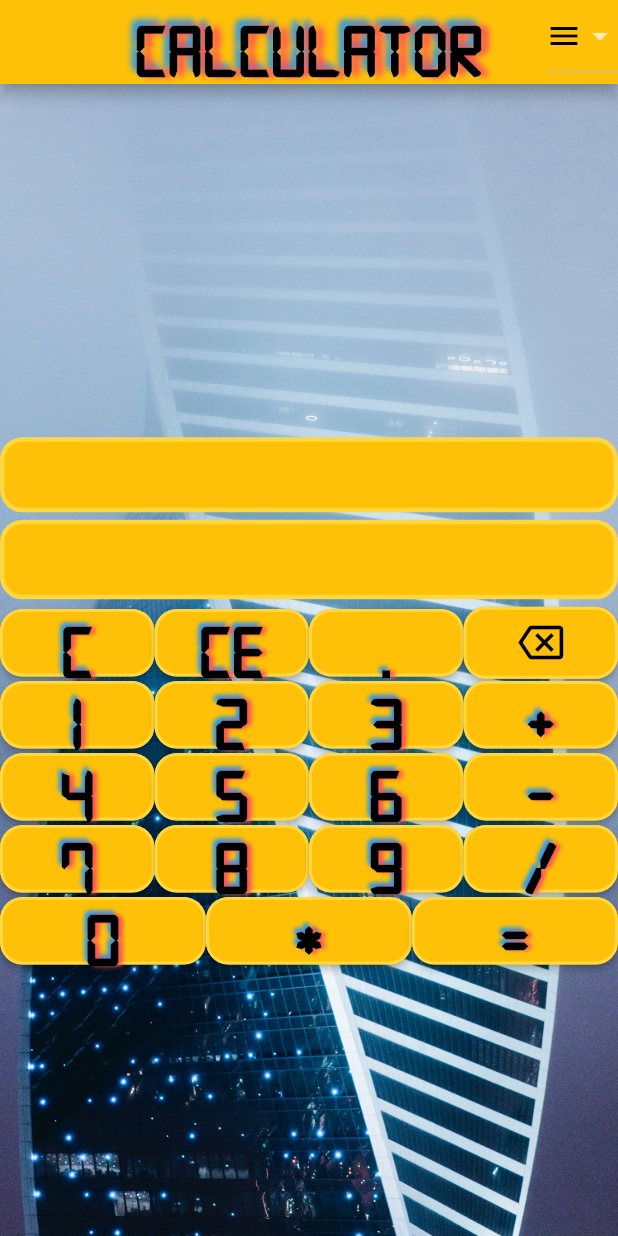
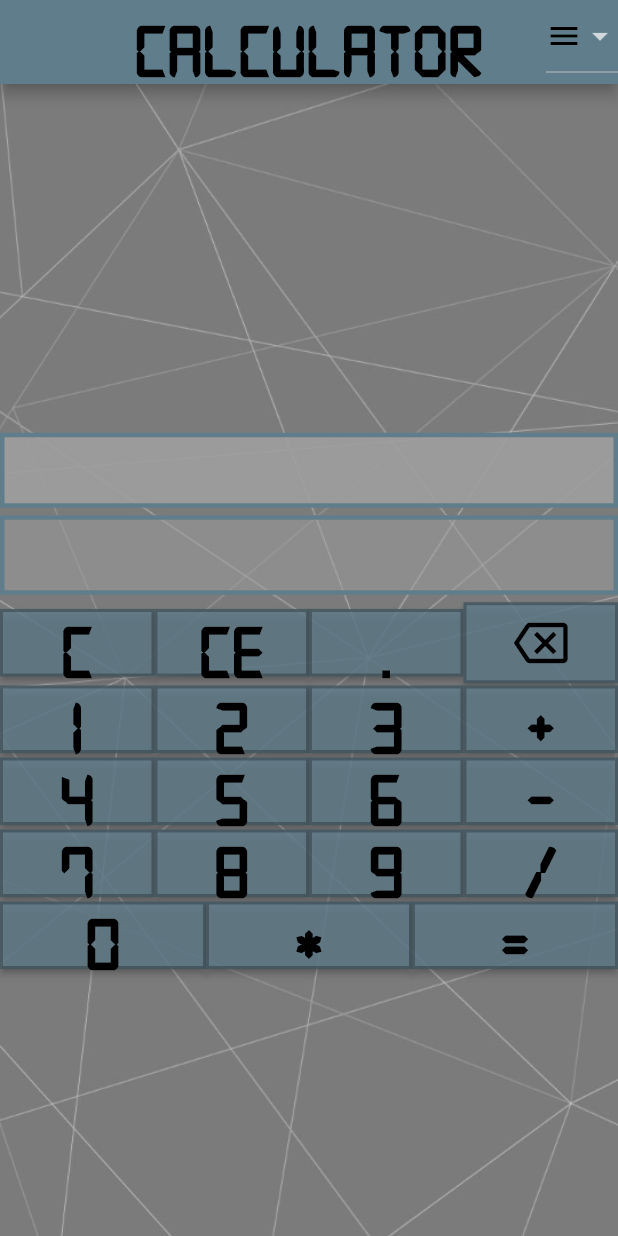
Before and after one commit to TafkaMax/ConnectFoo, a Flutter app: the screen it shows after launch, on a phone screen of 412 x 824 dp. Run offline on Flutter 3.47's test engine with Material 2 defaults, Android fonts, the light colour scheme and no system bars.

Commit message:
Changed UI color scheme to be more serious

```diff
--- a/calculatorapp/lib/main.dart
+++ b/calculatorapp/lib/main.dart
@@ -16,17 +16,17 @@ class CalculatorApp extends StatelessWidget {
       theme: ThemeData(
         fontFamily: 'Digital7',
         brightness: Brightness.dark,
-        primaryColor: Colors.amber,
-        accentColor: Colors.redAccent,
+        primaryColor: Colors.blueGrey,
+        accentColor: Colors.blueAccent,
         disabledColor: Colors.grey,
         elevatedButtonTheme: ElevatedButtonThemeData(
           style: ElevatedButton.styleFrom(
-            primary: Colors.amber,
+            primary: Colors.blueGrey.withOpacity(0.8),
             shape: RoundedRectangleBorder(
-              borderRadius: BorderRadius.circular(15),
+              borderRadius: BorderRadius.circular(0),
             ),
             side: BorderSide(
-              color: Colors.amberAccent,
+              color: Colors.black26,
               width: 2,
               style: BorderStyle.solid,
             ),
@@ -39,16 +39,16 @@ class CalculatorApp extends StatelessWidget {
             fontWeight: FontWeight.bold,
             color: Colors.black,
             shadows: [
-              Shadow(
-                color: Colors.blue,
-                offset: Offset.fromDirection(4, 5.0),
-                blurRadius: 5.0,
-              ),
-              Shadow(
-                color: Colors.redAccent,
-                offset: Offset.fromDirection(0, 5.0),
-                blurRadius: 5.0,
-              ),
+              // Shadow(
+              //   color: Colors.blue,
+              //   offset: Offset.fromDirection(4, 5.0),
+              //   blurRadius: 5.0,
+              // ),
+              // Shadow(
+              //   color: Colors.redAccent,
+              //   offset: Offset.fromDirection(0, 5.0),
+              //   blurRadius: 5.0,
+              // ),
             ],
           ),
           headline2: TextStyle(
@@ -56,16 +56,16 @@ class CalculatorApp extends StatelessWidget {
             fontWeight: FontWeight.bold,
             color: Colors.black,
             shadows: [
-              Shadow(
-                color: Colors.blue,
-                offset: Offset.fromDirection(4, 3.0),
-                blurRadius: 3.0,
-              ),
-              Shadow(
-                color: Colors.redAccent,
-                offset: Offset.fromDirection(0, 3.0),
-                blurRadius: 3.0,
-              ),
+              // Shadow(
+              //   color: Colors.blue,
+              //   offset: Offset.fromDirection(4, 3.0),
+              //   blurRadius: 3.0,
+              // ),
+              // Shadow(
+              //   color: Colors.redAccent,
+              //   offset: Offset.fromDirection(0, 3.0),
+              //   blurRadius: 3.0,
+              // ),
             ],
           ),
           bodyText1: TextStyle(
@@ -73,16 +73,16 @@ class CalculatorApp extends StatelessWidget {
             fontWeight: FontWeight.bold,
             color: Colors.black,
             shadows: [
-              Shadow(
-                color: Colors.blue,
-                offset: Offset.fromDirection(4, 3.0),
-                blurRadius: 3.0,
-              ),
-              Shadow(
-                color: Colors.redAccent,
-                offset: Offset.fromDirection(0, 3.0),
-                blurRadius: 3.0,
-              ),
+              // Shadow(
+              //   color: Colors.blue,
+              //   offset: Offset.fromDirection(4, 3.0),
+              //   blurRadius: 3.0,
+              // ),
+              // Shadow(
+              //   color: Colors.redAccent,
+              //   offset: Offset.fromDirection(0, 3.0),
+              //   blurRadius: 3.0,
+              // ),
             ],
           ),
           button: TextStyle(
@@ -90,16 +90,16 @@ class CalculatorApp extends StatelessWidget {
             fontWeight: FontWeight.bold,
             color: Colors.black,
             shadows: [
-              Shadow(
-                color: Colors.blue,
-                offset: Offset.fromDirection(4, 3.0),
-                blurRadius: 3.0,
-              ),
-              Shadow(
-                color: Colors.redAccent,
-                offset: Offset.fromDirection(0, 3.0),
-                blurRadius: 3.0,
-              ),
+              // Shadow(
+              //   color: Colors.blue,
+              //   offset: Offset.fromDirection(4, 3.0),
+              //   blurRadius: 3.0,
+              // ),
+              // Shadow(
+              //   color: Colors.redAccent,
+              //   offset: Offset.fromDirection(0, 3.0),
+              //   blurRadius: 3.0,
+              // ),
             ],
           ),
         ),
--- a/calculatorapp/lib/screens/calculator_history_screen.dart
+++ b/calculatorapp/lib/screens/calculator_history_screen.dart
@@ -21,7 +21,8 @@ class CalculatorHistoryScreen extends StatelessWidget {
         body: Container(
           decoration: BoxDecoration(
             image: DecorationImage(
-              image: AssetImage("assets/images/background2.png"),
+              image:
+                  AssetImage("assets/images/grayrandomtrianglesbackground.jpg"),
               fit: BoxFit.cover,
             ),
           ),
@@ -31,11 +32,8 @@ class CalculatorHistoryScreen extends StatelessWidget {
                   itemCount: calculatorHistory.length,
                   itemBuilder: (BuildContext context, int index) {
                     return new ListTile(
-                      leading: Icon(
-                        Icons.history,
-                        size: 35,
-                        color: Colors.amber,
-                      ),
+                      leading:
+                          Icon(Icons.history, size: 35, color: Colors.black38),
                       title: Text(
                         calculatorHistory[index],
                         style: Theme.of(context).textTheme.bodyText1,
--- a/calculatorapp/lib/screens/calculator_screen.dart
+++ b/calculatorapp/lib/screens/calculator_screen.dart
@@ -41,7 +41,8 @@ class CalculatorScreen extends StatelessWidget {
                   child: Container(
                     decoration: BoxDecoration(
                       image: DecorationImage(
-                        image: AssetImage("assets/images/background1.jpg"),
+                        image: AssetImage(
+                            "assets/images/grayrandomtrianglesbackground.jpg"),
                         fit: BoxFit.cover,
                       ),
                     ),
--- a/calculatorapp/lib/widgets/backspace_button.dart
+++ b/calculatorapp/lib/widgets/backspace_button.dart
@@ -9,7 +9,7 @@ class BackSpaceButton extends StatelessWidget {
         child: Icon(
           Icons.backspace_outlined,
           color: Colors.black,
-          size: 30,
+          size: 36,
         ),
         onPressed: () {
           Provider.of<CalculatorInputModel>(context, listen: false).backspace();
--- a/calculatorapp/lib/widgets/calculator_display.dart
+++ b/calculatorapp/lib/widgets/calculator_display.dart
@@ -19,12 +19,12 @@ class CalculatorDisplay extends StatelessWidget {
             minHeight: Theme.of(context).textTheme.bodyText1.fontSize + 20,
           ),
           decoration: BoxDecoration(
-            borderRadius: BorderRadius.circular(15),
+            borderRadius: BorderRadius.circular(0),
             border: Border.all(
               width: 3,
-              color: Colors.amberAccent,
+              color: Colors.blueGrey,
             ),
-            color: Colors.amber,
+            color: Colors.grey.withOpacity(0.9),
           ),
           child: Wrap(
             alignment: WrapAlignment.end,
--- a/calculatorapp/lib/widgets/calculator_input_screen.dart
+++ b/calculatorapp/lib/widgets/calculator_input_screen.dart
@@ -15,12 +15,12 @@ class CalculatorInputScreen extends StatelessWidget {
         margin: EdgeInsets.symmetric(vertical: 5),
         padding: EdgeInsets.all(10),
         decoration: BoxDecoration(
-          borderRadius: BorderRadius.circular(15),
+          borderRadius: BorderRadius.circular(0),
           border: Border.all(
             width: 3,
-            color: Colors.amberAccent,
+            color: Colors.blueGrey,
           ),
-          color: Colors.amber,
+          color: Colors.grey.withOpacity(0.5),
         ),
         constraints: BoxConstraints(
           minWidth: boxConstraints.maxWidth,
--- a/calculatorapp/lib/widgets/custom_dropdown_menu.dart
+++ b/calculatorapp/lib/widgets/custom_dropdown_menu.dart
@@ -36,7 +36,8 @@ class CustomDropDownMenu extends StatelessWidget {
           );
         }
       },
-      dropdownColor: Colors.amber,
+      dropdownColor: Colors.grey,
+      elevation: 20,
     );
   }
 }
```
Also changed, not shown: calculatorapp/assets/images/graydiagonalaccentbackground.jpg (added), calculatorapp/assets/images/grayhillybackground.jpg (added), calculatorapp/assets/images/grayrandomtrianglesbackground.jpg (added).
